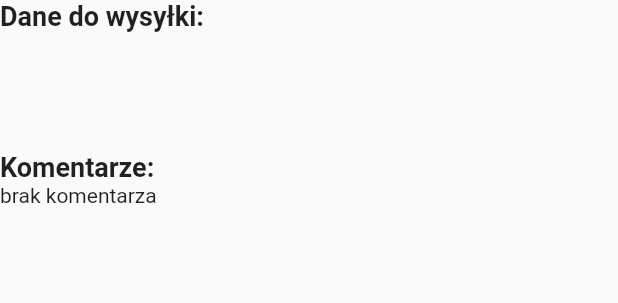
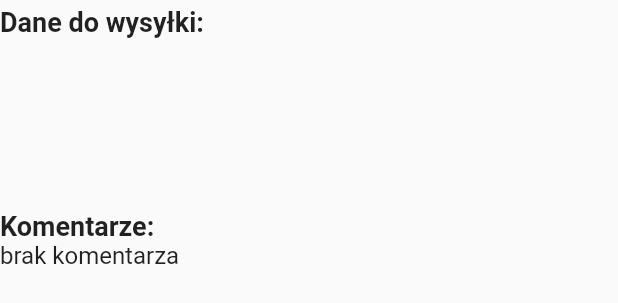
Before and after one commit to Zalezny/orders_flutter, a Flutter app: the SelectedOrderPersonalInfo widget shown alone on an empty page, opened directly with empty values, on a phone screen of 412 x 824 dp. Shown: the top 303 px of the screen. Run offline on Flutter 3.47's test engine with Material 2 defaults, Android fonts, the phone set to English and light mode, and no system bars; our stand-ins replace get_it.

Commit message:
corrected orders and font

```diff
--- /dev/null
+++ b/lib/custom_widgets/text_with_margin.dart
@@ -0,0 +1,37 @@
+import 'package:flutter/material.dart';
+import 'package:flutter/src/widgets/framework.dart';
+import 'package:flutter/src/widgets/placeholder.dart';
+
+class TextWithMargin extends StatelessWidget {
+  final String text;
+  double? top = 0;
+  double? bottom = 0;
+  double? left = 0;
+  double? right = 0;
+  TextStyle? style;
+  TextWithMargin(
+    this.text, {
+    super.key,
+    this.top,
+    this.bottom,
+    this.left,
+    this.right,
+    this.style,
+  });
+
+  @override
+  Widget build(BuildContext context) {
+    return Container(
+      margin: EdgeInsets.only(
+        top: top ?? 0,
+        bottom: bottom ?? 0,
+        right: right ?? 0,
+        left: left ?? 0,
+      ),
+      child: Text(
+        text,
+        style: style,
+      ),
+    );
+  }
+}
--- a/lib/pages/selected_order_page/selected_order_page_widgets/selected_order_personal_info.dart
+++ b/lib/pages/selected_order_page/selected_order_page_widgets/selected_order_personal_info.dart
@@ -1,4 +1,5 @@
 import 'package:flutter/material.dart';
+import 'package:testapp/custom_widgets/text_with_margin.dart';
 import 'package:testapp/web_api/dto/orders.dart';
 
 class SelectedOrderPersonalInfo extends StatelessWidget {
@@ -7,18 +8,40 @@ class SelectedOrderPersonalInfo extends StatelessWidget {
 
   @override
   Widget build(BuildContext context) {
+    final textStyle = Theme.of(context).textTheme.headlineSmall;
     return Column(
       crossAxisAlignment: CrossAxisAlignment.start,
       children: [
-        const Text(
+        TextWithMargin(
           "Dane do wysyłki: ",
-          style: TextStyle(fontSize: 18, fontWeight: FontWeight.bold),
+          style: const TextStyle(fontSize: 18, fontWeight: FontWeight.bold),
+          top: 4,
         ),
-        Text("${selectedOrder.name} ${selectedOrder.lastName}"),
-        Text("${selectedOrder.street}"),
-        Text("${selectedOrder.postCode} ${selectedOrder.city}"),
-        Text("${selectedOrder.phone}"),
-        Text("${selectedOrder.email}"),
+        TextWithMargin(
+          "${selectedOrder.name} ${selectedOrder.lastName}",
+          style: textStyle,
+          top: 4,
+        ),
+        TextWithMargin(
+          "${selectedOrder.street}",
+          style: textStyle,
+          top: 4,
+        ),
+        TextWithMargin(
+          "${selectedOrder.postCode} ${selectedOrder.city}",
+          style: textStyle,
+          top: 4,
+        ),
+        TextWithMargin(
+          "${selectedOrder.phone}",
+          style: textStyle,
+          top: 4,
+        ),
+        TextWithMargin(
+          "${selectedOrder.email}",
+          style: textStyle,
+          top: 4,
+        ),
         selectedOrder.shipment!.point!.name!.isEmpty
             ? const SizedBox(
                 height: 0,
@@ -26,10 +49,26 @@ class SelectedOrderPersonalInfo extends StatelessWidget {
             : Column(
                 crossAxisAlignment: CrossAxisAlignment.start,
                 children: [
-                  const Text("Paczkomat: "),
-                  Text(selectedOrder.shipment!.point!.name!),
-                  Text(selectedOrder.shipment!.point!.address!),
-                  Text(selectedOrder.shipment!.point!.description!),
+                  TextWithMargin(
+                    "Paczkomat: ",
+                    style: textStyle,
+                    top: 4,
+                  ),
+                  TextWithMargin(
+                    selectedOrder.shipment!.point!.name!,
+                    style: textStyle,
+                    top: 4,
+                  ),
+                  TextWithMargin(
+                    selectedOrder.shipment!.point!.address!,
+                    style: textStyle,
+                    top: 4,
+                  ),
+                  TextWithMargin(
+                    selectedOrder.shipment!.point!.description!,
+                    style: textStyle,
+                    top: 4,
+                  ),
                 ],
               ),
         const Text(
@@ -37,8 +76,14 @@ class SelectedOrderPersonalInfo extends StatelessWidget {
           style: TextStyle(fontSize: 18, fontWeight: FontWeight.bold),
         ),
         selectedOrder.comments!.isNotEmpty
-            ? Text(selectedOrder.comments!)
-            : const Text("brak komentarza"),
+            ? Text(
+                selectedOrder.comments!,
+                style: textStyle,
+              )
+            : Text(
+                "brak komentarza",
+                style: textStyle,
+              ),
       ],
     );
   }
--- a/lib/themes/default_theme.dart
+++ b/lib/themes/default_theme.dart
@@ -30,6 +30,10 @@ class DefaultTheme {
                 fontFamily: 'Roboto',
                 fontWeight: FontWeight.bold,
                 fontSize: 12),
+            headlineSmall: const TextStyle(
+              fontFamily: 'Roboto',
+              fontSize: 16,
+            ),
           ),
     );
   }
```
Also changed, not shown: lib/pages/selected_order_page/selected_order_page_widgets/selected_order_cart.dart (+16 -55 lines), lib/pages/selected_order_page/selected_order_page_widgets/selected_order_cart_item.dart (+8 -3 lines).
